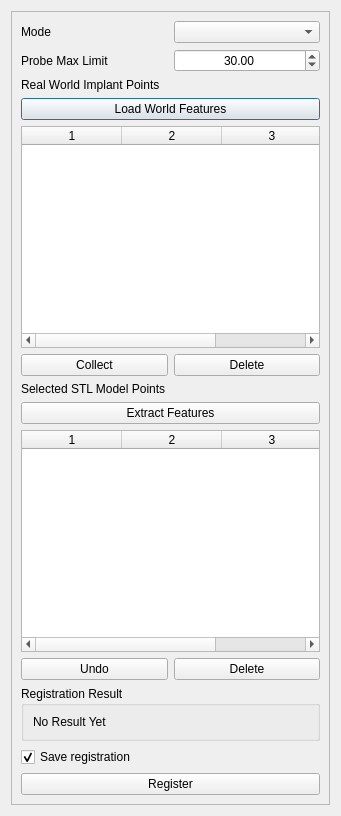
Qt form ui/registration.ui (liushuya7/cn5X) before a commit.
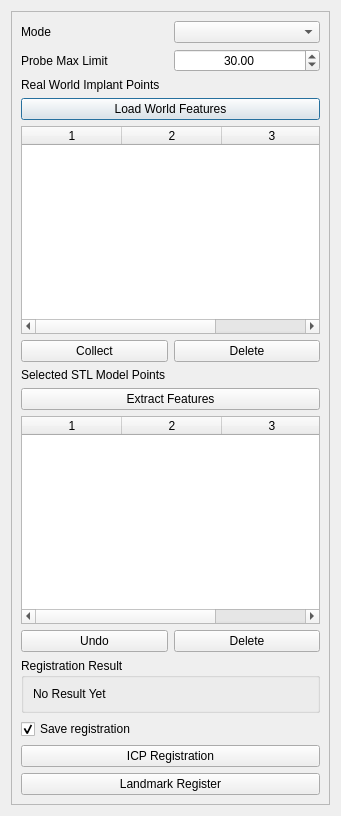
The same form after that commit.

Commit message: finished testing manual registratin, need to figure a way for automatic registration

Diff of the .ui file:
```diff
--- a/ui/registration.ui
+++ b/ui/registration.ui
@@ -180,7 +180,14 @@
        <item>
         <widget class="QPushButton" name="pushButton_register">
          <property name="text">
-          <string>Register</string>
+          <string>ICP Registration</string>
+         </property>
+        </widget>
+       </item>
+       <item>
+        <widget class="QPushButton" name="pushButton_register_landmark">
+         <property name="text">
+          <string>Landmark Register</string>
          </property>
         </widget>
        </item>
```
Left out of the diff: 2 changed lines with no effect on the pictures. The commit also changes 2 other files.
